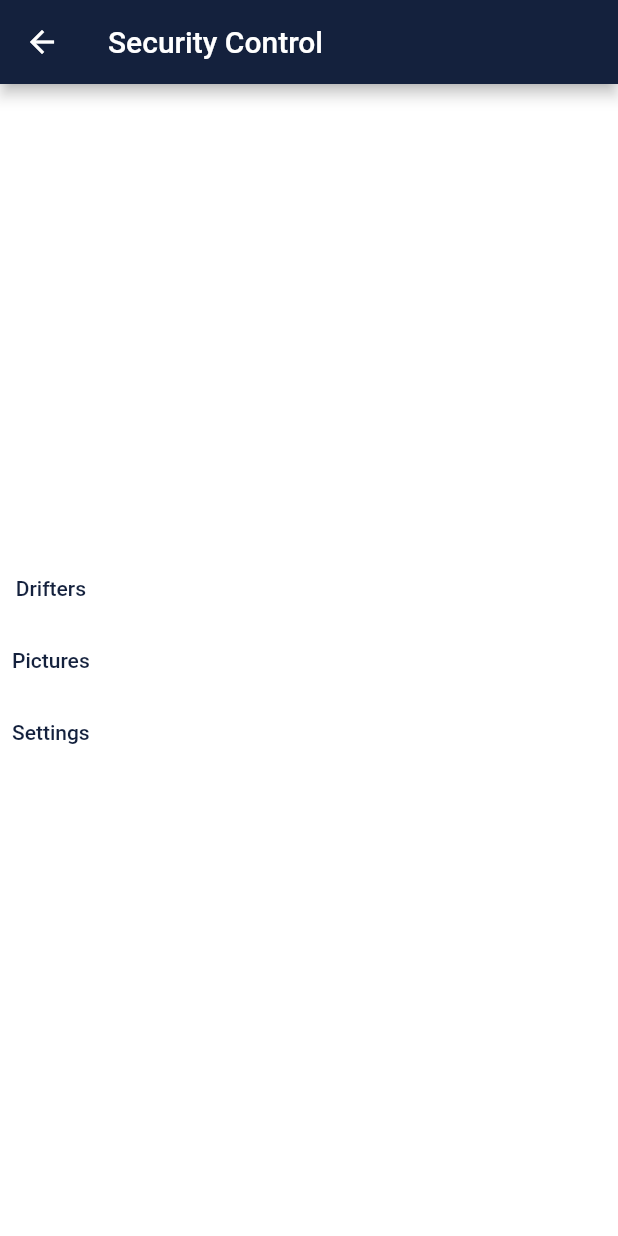
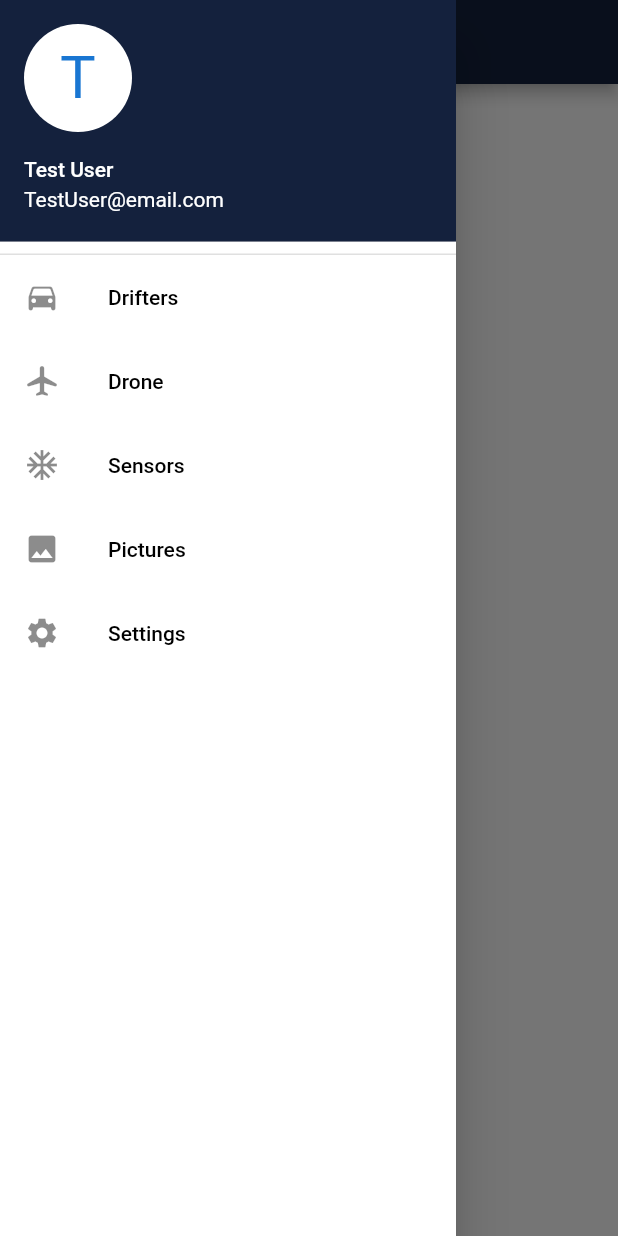
Before and after one commit to t33bone/Project_2020, a Flutter app: the HomePage screen opened by its route, with the side drawer open (before the commit the screen has no drawer), on a phone screen of 412 x 824 dp. Run offline on Flutter 3.47's test engine with Material 2 defaults, Android fonts, the phone set to English and light mode, and no system bars; our stand-ins replace auto_route, flutter_map, get_it, latlong, stacked.

Commit message:
Added drawer to homepage
Signed-off-by: moilanenjoona <c7mojo00@students.oamk.fi>

```diff
--- a/flutter_app/security_control/lib/pages/gallery_page/gallery_viewmodel.dart
+++ b/flutter_app/security_control/lib/pages/gallery_page/gallery_viewmodel.dart
@@ -6,13 +6,14 @@ import 'package:security_control/services/service_locator.dart';
 import 'package:security_control/models/photo.dart';
 
 class GalleryViewModel extends ChangeNotifier {
-  String _appBarTitle = "Gallery";
+  final String _appBarTitle = "Gallery";
   String _dropDownButtonHint = '  Select a device';
   static Item _selectedGallery;
   double _dropDownIconSize = 30.0;
 
   String get appBarTitle => _appBarTitle;
   String get dropDownButtonHint => _dropDownButtonHint;
+  Item get selectedGallery => _selectedGallery;
   double get dropDownIconSize => _dropDownIconSize;
 
   List<Item> galleries = <Item>[
@@ -25,8 +26,6 @@ class GalleryViewModel extends ChangeNotifier {
     notifyListeners();
   }
 
-  Item get selectedGallery => _selectedGallery;
-
   Future<List<Photo>> getPhotos() =>
       locator<PictureService>().fetchPhotos(http.Client());
 }
--- a/flutter_app/security_control/lib/pages/home_page/home.dart
+++ b/flutter_app/security_control/lib/pages/home_page/home.dart
@@ -15,11 +15,103 @@ class HomePage extends StatelessWidget {
           // TO BE REPLACED BY UNIVERSAL APPBAR
           title: Text('Security Control'),
         ),
-            body:
-                Column(mainAxisAlignment: MainAxisAlignment.center, children: [
+        drawer: Drawer(
+          child: Column(
+            children: <Widget>[
+              UserAccountsDrawerHeader(
+                accountName: Text(model.accountName),
+                accountEmail: Text(model.accountEmail),
+                currentAccountPicture: CircleAvatar(
+                  backgroundColor: Colors.white,
+                  /* Theme.of(context).platform == TargetPlatform.iOS
+                          ? Colors.blue
+                          : Colors.white, */
+                  child: Text(
+                    model.accountName[0],
+                    style: TextStyle(fontSize: 40.0),
+                  ),
+                ),
+              ),
+              Divider(
+                height: 1,
+                thickness: 1,
+              ),
+              Expanded(
+                child: ListView.builder(
+                  itemCount: model.devices.length,
+                  itemBuilder: (context, i) {
+                    return ListTile(
+                      leading: model.devices[i].icon,
+                      title: Text(model.devices[i].name),
+                      onTap: () {
+                        Navigator.of(context).pop();
+                        model.drawerItemOnPressed(i);
+                      },
+                    );
+                  },
+                ),
+              ),
+            ],
+          ),
+        ),
+/*           child: ListView(
+            padding: EdgeInsets.zero,
+            children: <Widget>[
+              UserAccountsDrawerHeader(
+                accountName: Text(model.accountName),
+                accountEmail: Text(model.accountEmail),
+                currentAccountPicture: CircleAvatar(
+                  backgroundColor: Colors.white,
+                  /* Theme.of(context).platform == TargetPlatform.iOS
+                          ? Colors.blue
+                          : Colors.white, */
+                  child: Text(
+                    model.accountName[0],
+                    style: TextStyle(fontSize: 40.0),
+                  ),
+                ),
+              ),
+              Divider(
+                height: 1,
+                thickness: 1,
+              ),
+              ListTile(
+                leading: Icon(Icons.directions_car_rounded),
+                title: Text('Drifters'),
+                onTap: () => model.driftersButtonOnPressed(),
+              ),
+              ListTile(
+                leading: Icon(Icons.airplanemode_active_rounded),
+                title: Text('Drone'),
+                onTap: () =>
+                    model.selectDestination(0), //model.droneButtonOnPressed(),
+              ),
+              ListTile(
+                leading: Icon(Icons.ac_unit),
+                title: Text('Sensors'),
+                onTap: () => model
+                    .selectDestination(0), //model.sensorsButtonOnPressed(),
+              ),
+              ListTile(
+                leading: Icon(Icons.photo),
+                title: Text('Pictures'),
+                onTap: () => model.picturesButtonOnPressed(),
+              ),
+              ListTile(
+                leading: Icon(Icons.settings),
+                title: Text('Settings'),
+                onTap: () => model.settingsButtonOnPressed(),
+              ),
+            ],
+          ),
+        ), */
+
+        body: Column(
+          mainAxisAlignment: MainAxisAlignment.center,
+          children: [
             // PLACEHOLDER BUTTON
             TextButton(
-                    onPressed: (){
+              onPressed: () {
                 model.driftersButtonOnPressed();
               },
               child: Text('Drifters'),
@@ -40,6 +132,9 @@ class HomePage extends StatelessWidget {
               },
               child: Text('Settings'),
             )
-            ])));
+          ],
+        ),
+      ),
+    );
   }
 }
--- a/flutter_app/security_control/lib/pages/home_page/home_viewmodel.dart
+++ b/flutter_app/security_control/lib/pages/home_page/home_viewmodel.dart
@@ -6,19 +6,64 @@ import 'home.dart';
 import 'package:flutter/material.dart';
 import 'package:flutter/foundation.dart';
 
-class HomeViewModel extends ChangeNotifier{
+class HomeViewModel extends ChangeNotifier {
   NavigationService _navigationService = locator<NavigationService>();
+  int _selectedDestination = 0;
+  String _accountName = "Test User";
+  String _accountEmail = "TestUser@email.com";
 
-  void driftersButtonOnPressed(){
+  int get selectedDestination => _selectedDestination;
+  String get accountName => _accountName;
+  String get accountEmail => _accountEmail;
+
+  List<MyDrawerItems> devices = <MyDrawerItems>[
+    const MyDrawerItems('Drifters', Icon(Icons.directions_car_rounded)),
+    const MyDrawerItems('Drone', Icon(Icons.airplanemode_active_rounded)),
+    const MyDrawerItems('Sensors', Icon(Icons.ac_unit)),
+    const MyDrawerItems('Pictures', Icon(Icons.photo)),
+    const MyDrawerItems('Settings', Icon(Icons.settings)),
+  ];
+
+  void drawerItemOnPressed(int i) {
+    switch (i) {
+      case 0:
+        _navigationService.navigateTo(Routes.driftersPage);
+        break;
+      case 1:
+        _navigationService.navigateTo(Routes.dronePage);
+        break;
+      case 2:
+        _navigationService.navigateTo(Routes.sensorsPage);
+        break;
+      case 3:
+        _navigationService.navigateTo(Routes.picturesPage);
+        break;
+      case 4:
+        _navigationService.navigateTo(Routes.settingsPage);
+        break;
+    }
+  }
+
+/*   void selectDestination(int index) {
+    _selectedDestination = index;
+    notifyListeners();
+  }
+ */
+  void driftersButtonOnPressed() {
     _navigationService.navigateTo(Routes.driftersPage);
   }
 
-  void picturesButtonOnPressed(){
+  void picturesButtonOnPressed() {
     _navigationService.navigateTo(Routes.picturesPage);
   }
 
-  void settingsButtonOnPressed(){
+  void settingsButtonOnPressed() {
     _navigationService.navigateTo(Routes.settingsPage);
   }
+}
 
+class MyDrawerItems {
+  const MyDrawerItems(this.name, this.icon);
+  final String name;
+  final Icon icon;
 }
```
Lines whose indentation alone changed are shown as unchanged.
